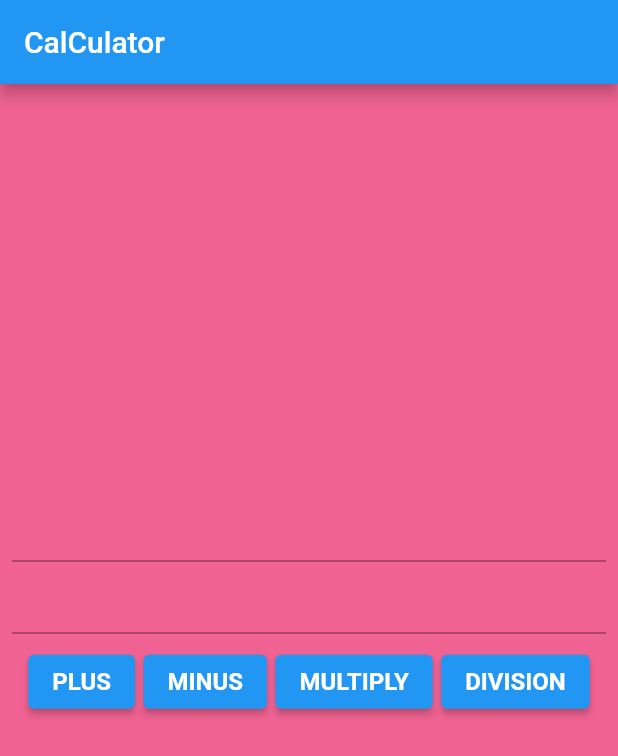
After one commit to Taiyob/Flutter, a Flutter app: the CalculateApps screen opened directly, after a tap on "PLUS", on a phone screen of 412 x 824 dp. The commit adds this screen. Shown: the top 756 px of the screen. Run offline on Flutter 3.47's test engine with Material 2 defaults, Android fonts, the phone set to English and light mode, and no system bars; our stand-ins replace font_awesome_flutter.

Commit message:
Calculator makeing.........

```diff
--- /dev/null
+++ b/lib/calculator_with_stateful_widget.dart
@@ -0,0 +1,112 @@
+import 'package:flutter/cupertino.dart';
+import 'package:flutter/material.dart';
+import 'package:flutter_basics/ui_helper/utill.dart';
+
+void main(){
+  runApp(SimpleApps());
+}
+
+class SimpleApps extends StatelessWidget{
+  @override
+  Widget build(BuildContext context) {
+    return MaterialApp(
+      title: 'Text',
+      theme: ThemeData(
+        primarySwatch: Colors.cyan,
+      ),
+      home: CalculateApps(),
+    );
+  }
+
+}
+
+class CalculateApps extends StatefulWidget{
+  @override
+  State<StatefulWidget> createState()=> CalculateAppsStates();
+}
+
+class CalculateAppsStates extends State<CalculateApps>{
+  var numOneController= TextEditingController();
+  var numTwoController= TextEditingController();
+  var result = '';
+  @override
+  Widget build(BuildContext context) {
+    return Scaffold(
+      appBar: AppBar(
+        title: Text('CalCulator'),
+      ),
+      body: Container(
+        color: Colors.pink.shade300,
+        child: Center(
+          child: Padding(
+            padding: const EdgeInsets.all(8.0),
+            child: Column(
+              mainAxisAlignment: MainAxisAlignment.center,
+              children: [
+                TextField(
+                  keyboardType: TextInputType.number,
+                  controller: numOneController,
+                ),
+                TextField(
+                  keyboardType: TextInputType.number,
+                  controller: numTwoController,
+                ),
+                Padding(
+                  padding: const EdgeInsets.all(8.0),
+                  child: Row(
+                    mainAxisAlignment: MainAxisAlignment.spaceAround,
+                    children: [
+                      ElevatedButton(onPressed: (){
+                        var n1= int.parse(numOneController.text.toString());
+                        var n2= int.parse(numTwoController.text.toString());
+
+                        var sum = n1+n2;
+                        result = 'The sum of $n1 and $n2 is $sum';
+                        setState(() {
+
+                        });
+                      }, child: Text('PLUS',style: mTextstyle16(),)),
+                      ElevatedButton(onPressed: (){
+                        var n1= int.parse(numOneController.text.toString());
+                        var n2= int.parse(numTwoController.text.toString());
+
+                        var dif = n1-n2;
+                        result = 'The difference of $n1 and $n2 is $dif';
+                        setState(() {
+
+                        });
+                      }, child: Text('MINUS',style: mTextstyle16(),)),
+                      ElevatedButton(onPressed: (){
+                        var n1= int.parse(numOneController.text.toString());
+                        var n2= int.parse(numTwoController.text.toString());
+
+                        var mul = n1*n2;
+                        result = 'The product of $n1 and $n2 is ${mul.toStringAsFixed(3)}';
+                        setState(() {
+
+                        });
+                      }, child: Text('MULTIPLY', style: mTextstyle16(),)),
+                      ElevatedButton(onPressed: (){
+                        var n1= int.parse(numOneController.text.toString());
+                        var n2= int.parse(numTwoController.text.toString());
+
+                        var each = n1/n2;
+                        result = 'The division of $n1 and $n2 is ${each.toStringAsFixed(4)}';
+                        setState(() {
+
+                        });
+                      }, child: Text('DIVISION', style: mTextstyle16(),)),
+                    ],
+                  ),
+                ),
+                Padding(padding: EdgeInsets.all(21),
+                  child: Text(result,style: mTextstyle21(textColor: Colors.white),),),
+              ],
+            ),
+          ),
+        ),
+      ),
+    );
+  }
+
+}
--- a/lib/ui_helper/utill.dart
+++ b/lib/ui_helper/utill.dart
@@ -16,5 +16,7 @@ TextStyle mTextstyle21({Color textColor= Colors.black, FontWeight fontWeight= Fo
 TextStyle mTextstyle16(){
   return TextStyle(
     fontSize: 16,
+    fontWeight: FontWeight.bold,
+    color: Colors.white,
   );
 }
```
